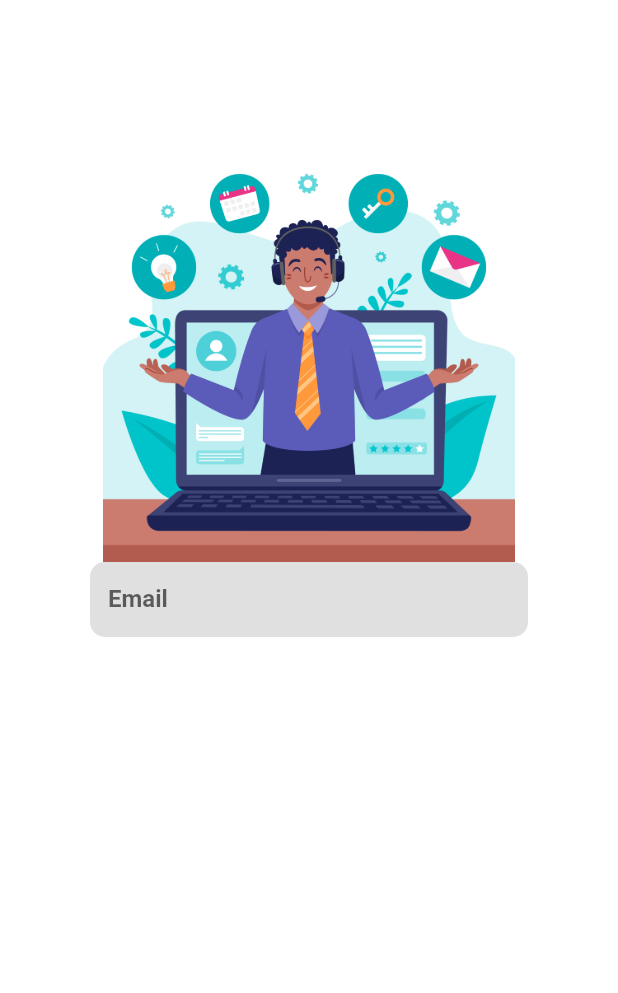
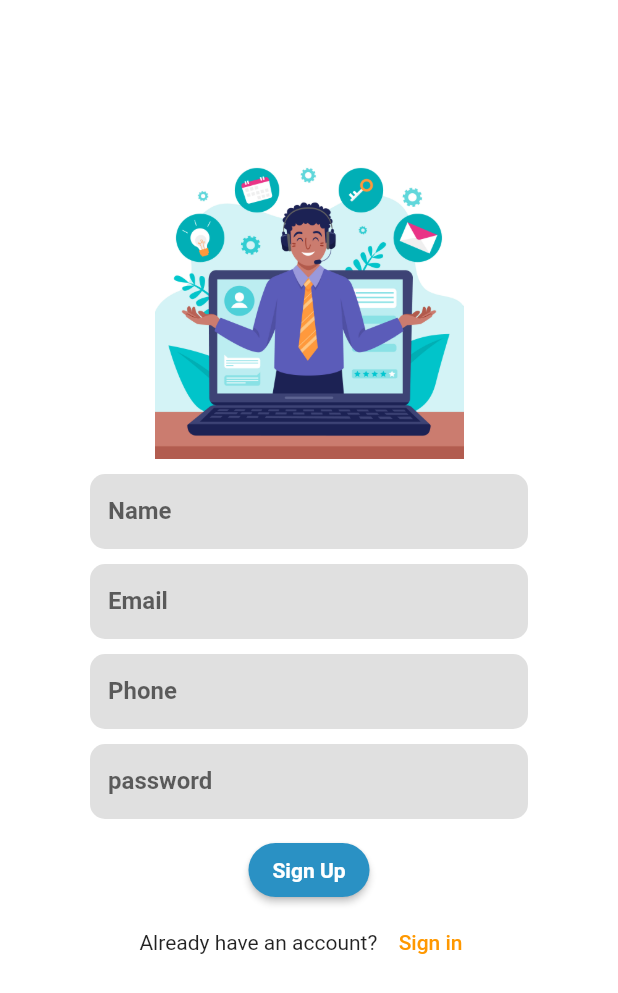
Before and after one commit to midlajm799/ProductCarePro, a Flutter app: the SignUp screen opened directly, on a phone screen of 412 x 824 dp. Shown: the top 993 px of the screen. Run offline on Flutter 3.47's test engine with Material 2 defaults, Android fonts, the phone set to English and light mode, and no system bars.

Commit message:
first commit08

```diff
--- a/lib/First.dart
+++ b/lib/First.dart
@@ -1,4 +1,5 @@
 import 'package:flutter/material.dart';
+import 'package:sample/otp.dart';
 import 'package:sample/sign%20in.dart';
 
 class FirstPage extends StatelessWidget {
--- a/lib/signup.dart
+++ b/lib/signup.dart
@@ -1,24 +1,49 @@
 import 'package:flutter/material.dart';
+import 'package:sample/homepage.dart';
+import 'package:sample/sign%20in.dart';
 
 class SignUp extends StatelessWidget {
   const SignUp({super.key});
 
   @override
   Widget build(BuildContext context) {
-    final Height= MediaQuery.of(context).size.height;
-    final Width= MediaQuery.of(context).size.height;
-    return Scaffold( backgroundColor: Colors.white,
-      body: Container(width: Width,height: Height,
+    final Height = MediaQuery.of(context).size.height;
+    final Width = MediaQuery.of(context).size.height;
+    return Scaffold(
+      backgroundColor: Colors.white,
+      body: Container(
+        width: Width,
+        height: Height,
+        child: SingleChildScrollView(
           child: Column(
             children: [
               Padding(
                 padding: const EdgeInsets.only(top: 100),
                 child: Container(
-                  height: Height/3,
-                  child: Image.asset('assets/logo3.jpg')),
+                    height: Height / 4, child: Image.asset('assets/logo3.jpg')),
               ),
               Padding(
-              padding: const EdgeInsets.only(left: 60, right: 60),
+                padding: const EdgeInsets.only(left: 60, right: 60, top: 10),
+                child: SizedBox(
+                  height: 50,
+                  width: 340,
+                  child: TextFormField(
+                    decoration: InputDecoration(
+                      filled: true,
+                      fillColor: Colors.grey[300],
+                      labelText: 'Name',
+                      labelStyle: TextStyle(fontWeight: FontWeight.bold),
+                      border: OutlineInputBorder(
+                        borderRadius:
+                            BorderRadius.circular(10.0), // Add curved edges
+                        borderSide: BorderSide.none, // Remove the border
+                      ),
+                    ),
+                  ),
+                ),
+              ),
+              Padding(
+                padding: const EdgeInsets.only(left: 60, right: 60, top: 10),
                 child: SizedBox(
                   height: 50,
                   width: 340,
@@ -37,19 +62,90 @@ class SignUp extends StatelessWidget {
                   ),
                 ),
               ),
-
-
-
-
-
-
-
+              Padding(
+                padding: const EdgeInsets.only(left: 60, right: 60, top: 10),
+                child: SizedBox(
+                  height: 50,
+                  width: 340,
+                  child: TextFormField(
+                    decoration: InputDecoration(
+                      filled: true,
+                      fillColor: Colors.grey[300],
+                      labelText: 'Phone',
+                      labelStyle: TextStyle(fontWeight: FontWeight.bold),
+                      border: OutlineInputBorder(
+                        borderRadius:
+                            BorderRadius.circular(10.0), // Add curved edges
+                        borderSide: BorderSide.none, // Remove the border
+                      ),
+                    ),
+                  ),
+                ),
+              ),
+              Padding(
+                padding: const EdgeInsets.only(left: 60, right: 60, top: 10),
+                child: SizedBox(
+                  height: 50,
+                  width: 340,
+                  child: TextFormField(obscureText: true,
+                    decoration: InputDecoration(
+                      filled: true,
+                      fillColor: Colors.grey[300],
+                      labelText: 'password',
+                      labelStyle: TextStyle(fontWeight: FontWeight.bold),
+                      border: OutlineInputBorder(
+                        borderRadius:
+                            BorderRadius.circular(10.0), // Add curved edges
+                        borderSide: BorderSide.none, // Remove the border
+                      ),
+                    ),
+                  ),
+                ),
+              ),
+              Padding(
+                padding: const EdgeInsets.only(top: 10),
+                child: ElevatedButton(
+                  onPressed: () {
+                    Navigator.push(
+                      context,
+                      MaterialPageRoute(builder: (context) => HomePage()),
+                    );
+                  },
+                  style: ElevatedButton.styleFrom(
+                    primary: Color.fromARGB(255, 42, 145, 196),
+                    shape: RoundedRectangleBorder(
+                      borderRadius: BorderRadius.circular(30.0),
+                    ),
+                  ),
+                  child: Text(
+                    "Sign Up",
+                    style: TextStyle(fontWeight: FontWeight.w700),
+                  ),
+                ),
+              ),
+              Row(
+                mainAxisAlignment: MainAxisAlignment.center,
+                children: [
+                  Text("Already have an account? "),
+                  TextButton(
+                    onPressed: () {
+                      // Navigate to the sign-up screen
+                      Navigator.push(
+                        context,
+                        MaterialPageRoute(builder: (context) => SignIn()),
+                      );
+                    },
+                    child: Text(
+                      'Sign in',
+                      style: TextStyle(color: Colors.orange),
+                    ),
+                  ),
+                ],
+              ),
             ],
           ),
         ),
-
-
-
+      ),
     );
   }
 }
--- a/pubspec.yaml
+++ b/pubspec.yaml
@@ -62,6 +62,7 @@ flutter:
   assets:
       - assets/
       - assets/logo3.jpg
+      - assets/otp.jpg
 
 
   # An image asset can refer to one or more resolution-specific "variants", see
```
Also changed, not shown: lib/otp.dart (added, +45 -0 lines), lib/sign in.dart (+51 -38 lines), assets/otp.jpg (added). Lines whose indentation alone changed are shown as unchanged.
